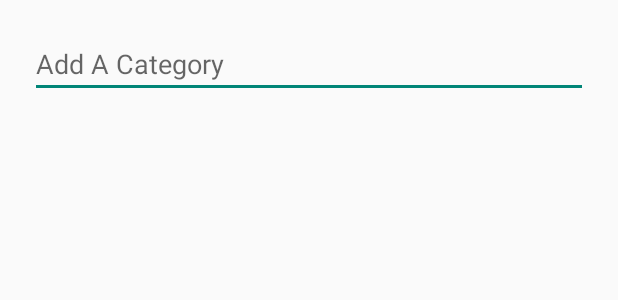
After one commit to Dileep2896/To-Do-App, an Android app: the layout dialog_input.xml on its own in the app's theme, with its tools: preview values and no code run, on a phone screen of 412 x 824 dp. The commit adds this screen. Shown: the top 300 px of the screen. Run offline under Robolectric (Android 15) with nearby library versions, the phone set to English and light mode, and no system bars.

Commit message:
Create Custom dialog_input.xml, Getting Text From DialogAdd.

```diff
--- /dev/null
+++ b/app/src/main/res/layout/dialog_input.xml
@@ -0,0 +1,16 @@
+<?xml version="1.0" encoding="utf-8"?>
+<RelativeLayout xmlns:android="http://schemas.android.com/apk/res/android"
+    xmlns:tools="http://schemas.android.com/tools"
+    android:layout_width="match_parent"
+    android:layout_height="match_parent"
+    android:padding="20dp">
+
+    <EditText
+        android:id="@+id/etAddCategory"
+        android:layout_width="match_parent"
+        android:layout_height="wrap_content"
+        android:ems="10"
+        android:hint="Add A Category"
+        android:inputType="textPersonName" />
+
+</RelativeLayout>
```
Also changed, not shown: app/src/main/java/com/technologybit/todo/CategoryActivity.java (+12 -6 lines), app/src/main/java/com/technologybit/todo/DialogAdd.java (+49 -4 lines).
